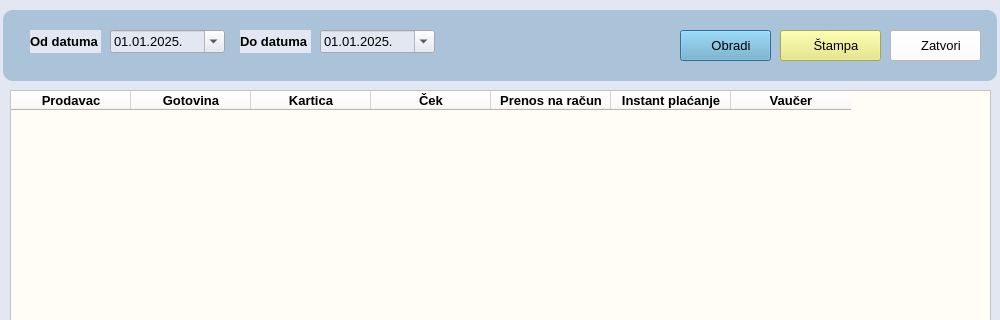
Qt form ui/pazar.ui (ljuba17/desktop_pos) before a commit; both pictures show x 0 to 1000 and y 0 to 320 of the 1000 by 531 pixel window.
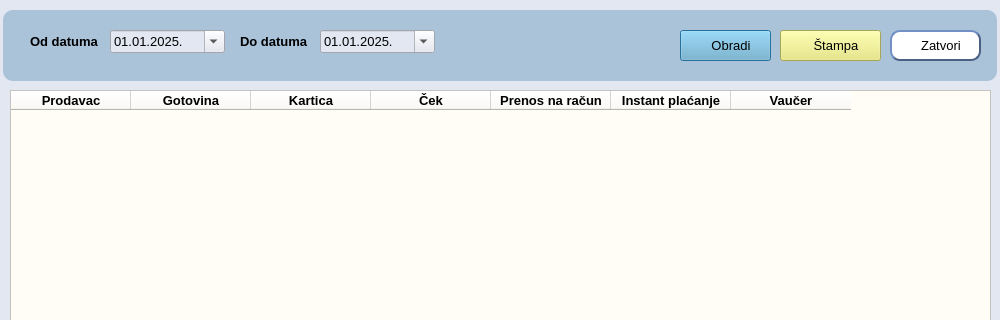
The same form after that commit. Icons and pictures are not drawn.

```diff
--- a/ui/pazar.ui
+++ b/ui/pazar.ui
@@ -36,6 +36,9 @@
      <bold>true</bold>
     </font>
    </property>
+   <property name="styleSheet">
+    <string notr="true">background-color: rgb(170, 195, 217);</string>
+   </property>
    <property name="text">
     <string>Od datuma</string>
    </property>
@@ -55,6 +58,9 @@
      <bold>true</bold>
     </font>
    </property>
+   <property name="styleSheet">
+    <string notr="true">background-color: rgb(170, 195, 217);</string>
+   </property>
    <property name="text">
     <string>Do datuma</string>
    </property>
@@ -360,7 +366,12 @@
     </rect>
    </property>
    <property name="styleSheet">
-    <string notr="true">background-color: rgb(255, 255, 255);</string>
+    <string notr="true">background-color: rgb(255, 255, 255);
+border-style:outset;
+	border-width:2px;
+	border-radius:10px;
+	border-color:#4c6084;
+	padding:2px;</string>
    </property>
    <property name="text">
     <string>   Zatvori</string>
```
